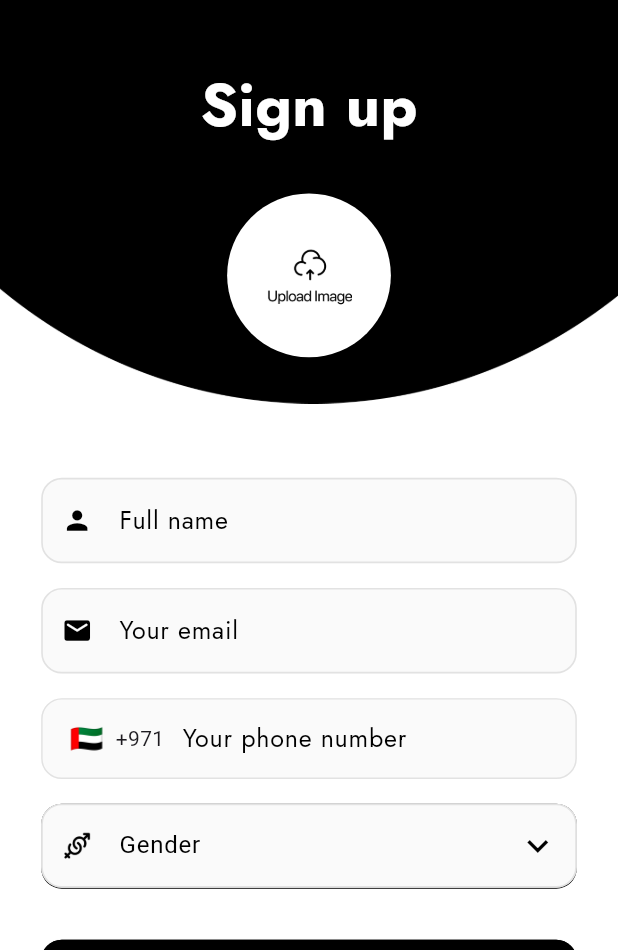
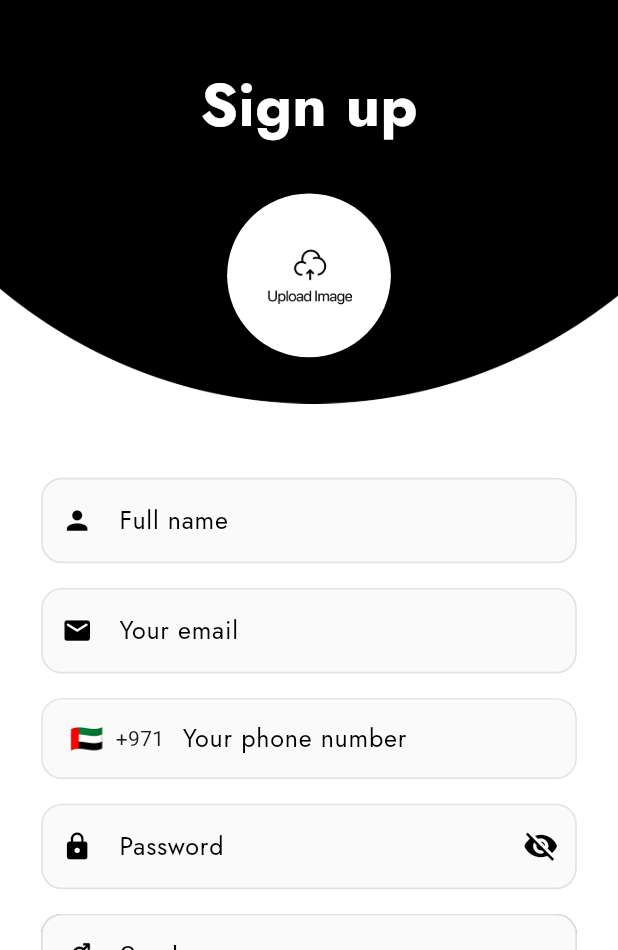
Before and after one commit to Shees-Ali1/reapiroo_firebaseapp, a Flutter app: the CustomerSignup screen opened directly, on a phone screen of 412 x 824 dp, the part 286-1236 px from its top. Run offline on Flutter 3.47's test engine with Material 3 defaults, Android fonts, the light colour scheme and no system bars; drawn by our look-alikes of intl_phone_field; our stand-ins replace animated_notch_bottom_bar, audioplayers, chewie, cloud_firestore, firebase_auth, firebase_core and 13 more; missing offline and left inert: audio_wave, flutter_sound, voice_message_package; accounts and stored records are empty; Roboto replaces fonts that are missing (jost); project files that could hold a hidden picture were left out.

Commit message:
hashir saved

```diff
--- a/lib/controllers/user_controller.dart
+++ b/lib/controllers/user_controller.dart
@@ -8,7 +8,6 @@ class UserController extends GetxController {
   RxString name=''.obs;
   RxString email=''.obs;
   RxString userImage = ''.obs;
-  RxString gender = ''.obs;
 
   Future<void> fetchUserData() async {
     try {
@@ -26,7 +25,6 @@ class UserController extends GetxController {
         if (userInfo.exists) {
           name.value = userInfo["userName"] ?? "";
           email.value = userInfo["userEmail"] ?? "";
-          gender.value = userInfo["gender"] ?? "";
           userImage.value = userInfo["image"] ?? "";
         } else {
           // User not found
--- a/lib/views/auth/signup_view/components/personal_detail.dart
+++ b/lib/views/auth/signup_view/components/personal_detail.dart
@@ -1,7 +1,6 @@
 import 'package:flutter/material.dart';
 import 'package:flutter_screenutil/flutter_screenutil.dart';
 import 'package:get/get.dart';
-import 'package:repairoo/controllers/signup_controller.dart';
 import '../../../../const/color.dart';
 import '../../../../const/text_styles.dart';
 import '../../../../controllers/tech_controller.dart';
@@ -22,13 +21,10 @@ class _PersonalDetailsFormState extends State<PersonalDetailsForm> {
   final TextEditingController email = TextEditingController();
   final TextEditingController password = TextEditingController();
   final TechController techController = Get.find();
-  final SignupController signupController = Get.find();
   String? selectedGender;
 
   @override
   Widget build(BuildContext context) {
-    print(signupController.userRole.value);
-
     return SingleChildScrollView(
       child: Column(
         crossAxisAlignment: CrossAxisAlignment.start,
--- a/lib/views/auth/signup_view/customer_signup.dart
+++ b/lib/views/auth/signup_view/customer_signup.dart
@@ -1,6 +1,5 @@
 import 'dart:io';
 
-import 'package:firebase_auth/firebase_auth.dart';
 import 'package:flutter/gestures.dart';
 import 'package:flutter/material.dart';
 import 'package:flutter_screenutil/flutter_screenutil.dart';
@@ -25,6 +24,7 @@ class CustomerSignup extends StatefulWidget {
 }
 
 class _CustomerSignupState extends State<CustomerSignup> {
+
   final SignupController signupController = Get.find<SignupController>();
   @override
   void initState() {
@@ -32,10 +32,13 @@ class _CustomerSignupState extends State<CustomerSignup> {
     super.initState();
     signupController.phonenumber.clear();
     signupController.email.clear();
+    signupController.password.clear();
+
     signupController.name.clear();
-    signupController.selectedGender.value = '';
+    signupController.selectedGender.value ='';
     // signupController.imageFile?.clear();
   }
+
 
   // void _showImageSourceDialog(BuildContext context) {
   //   showDialog(
@@ -88,6 +91,7 @@ class _CustomerSignupState extends State<CustomerSignup> {
         body: SingleChildScrollView(
           child: Column(
             children: [
+
               Container(
                 width: double.infinity,
                 decoration: BoxDecoration(
@@ -114,12 +118,7 @@ class _CustomerSignupState extends State<CustomerSignup> {
                     ),
                     SizedBox(height: 30.h),
                     GestureDetector(
-                      onTap: () {
-                        signupController.pickImageAndUpload(FirebaseAuth
-                            .instance
-                            .currentUser!
-                            .uid); // Replace 'USER_ID_HERE' dynamically
-                      },
+                      onTap: () => signupController.pickImage(),
                       child: Obx(
                             () => Container(
                           width: 106.w,
@@ -129,17 +128,14 @@ class _CustomerSignupState extends State<CustomerSignup> {
                             shape: BoxShape.circle,
                             image: signupController.imageFile.value != null
                                 ? DecorationImage(
-                                    image: FileImage(
-                                        signupController.imageFile.value!),
+                              image: FileImage(signupController.imageFile.value!),
                               fit: BoxFit.cover,
                             )
                                 : null,
                           ),
                           child: signupController.imageFile.value == null
                               ? Center(
-                                  child: signupController.isLoading.value
-                                      ? CircularProgressIndicator() // Show loader during upload
-                                      : SizedBox(
+                            child: SizedBox(
                               height: 50.h,
                               width: 50.w,
                               child: Image.asset(
@@ -152,6 +148,10 @@ class _CustomerSignupState extends State<CustomerSignup> {
                         ),
                       ),
                     ),
+
+
+
+
                     SizedBox(height: 30.h),
                   ],
                 ),
@@ -186,17 +186,18 @@ class _CustomerSignupState extends State<CustomerSignup> {
               Padding(
                 padding: EdgeInsets.symmetric(horizontal: 24.w),
                 child: IntlPhoneField(
+
                   controller: signupController.phonenumber,
                   flagsButtonPadding: EdgeInsets.only(left: 13.w),
                   cursorColor: Colors.black,
                   style: TextStyle(color: Colors.black),
                   showDropdownIcon: false,
                   decoration: InputDecoration(
+
                     hintText: 'Your phone number',
                     filled: true,
                     fillColor: Color(0xffFAFAFA),
-                    contentPadding:
-                        EdgeInsets.symmetric(horizontal: 20, vertical: 14.h),
+                    contentPadding: EdgeInsets.symmetric(horizontal: 20,vertical: 14.h),
                     counterText: '',
                     hintStyle: TextStyle(
                       color: Colors.black,
@@ -206,29 +207,40 @@ class _CustomerSignupState extends State<CustomerSignup> {
                     ),
                     enabledBorder: OutlineInputBorder(
                       borderRadius: BorderRadius.circular(13.31.r),
-                      borderSide:
-                          BorderSide(color: Color(0xffE2E2E2), width: 0.95),
+                      borderSide: BorderSide(color: Color(0xffE2E2E2),width: 0.95),
                     ),
                     focusedBorder: OutlineInputBorder(
                       borderRadius: BorderRadius.circular(13.31.r),
-                      borderSide:
-                          BorderSide(color: Color(0xffE2E2E2), width: 0.95),
+                      borderSide: BorderSide(color: Color(0xffE2E2E2),width: 0.95),
                     ),
                     border: OutlineInputBorder(
                       borderRadius: BorderRadius.circular(13.31.r),
-                      borderSide:
-                          BorderSide(color: Color(0xffE2E2E2), width: 0.95),
+                      borderSide: BorderSide(color: Color(0xffE2E2E2),width: 0.95),
                     ),
                   ),
                   initialCountryCode: 'AE',
                   onChanged: (phone) {
                     try {
-                      debugPrint(
-                          "Phone number entered: ${phone.completeNumber}");
+                      debugPrint("Phone number entered: ${phone.completeNumber}");
                     } catch (e) {
                       debugPrint("Error processing phone number: $e");
                     }
                   },
+                ),
+              ),
+              SizedBox(height: 16.h),
+
+              Padding(
+                padding: EdgeInsets.symmetric(horizontal: 24.w),
+                child: CustomInputField(
+                  label: 'Password',
+                  controller: signupController.password,
+                  obscureText: true, // Hide the password text
+                  prefixIcon: Icon(
+                    Icons.lock,
+                    color: AppColors.primary,
+                    size: 18.sp,
+                  ), // Add prefix icon here
                 ),
               ),
               SizedBox(height: 16.h),
--- a/lib/widgets/drop_down_widget.dart
+++ b/lib/widgets/drop_down_widget.dart
@@ -2,7 +2,6 @@ import 'package:flutter/material.dart';
 import 'package:flutter_screenutil/flutter_screenutil.dart';
 import 'package:get/get_state_manager/src/rx_flutter/rx_obx_widget.dart';
 import 'package:get/get.dart';
-import 'package:repairoo/controllers/signup_controller.dart';
 import '../const/color.dart';
 import '../const/text_styles.dart';
 import '../controllers/tech_controller.dart';
@@ -13,17 +12,14 @@ class GenderDropdownField extends StatelessWidget {
   final double iconHeight;
   final double iconWidth;
   final void Function(String?)? onChanged;
-  final TechController techController = Get.put(TechController());
-  final SignupController signupController = Get.put(SignupController()); // Inject the controller
-// Inject TechController
   final TechController techController = Get.find(); // Use Get.find() to ensure the same instance
 
   GenderDropdownField({
     required this.label,
     required this.iconPath,
     this.onChanged,
-    this.iconHeight = 24.0, // Default height
-    this.iconWidth = 24.0,  // Default width
+    this.iconHeight = 24.0,
+    this.iconWidth = 24.0,
   });
 
   @override
@@ -86,8 +82,6 @@ class GenderDropdownField extends StatelessWidget {
           );
         }).toList(),
         onChanged: (String? newValue) {
-          signupController.updateGender(newValue); // Update the controller on change
-          // techController.updateGender(newValue);
           if (newValue != null) {
             techController.updateGender(newValue); // Update controller
           }
```
Also changed, not shown: lib/controllers/servicecontroller.dart (+29 -26 lines), lib/controllers/signup_controller.dart (+44 -85 lines), lib/views/auth/login_view/login_screen.dart (+90 -92 lines), lib/views/auth/signup_view/role_screen.dart (+2 -8 lines), lib/views/home_screens_for_customers/customer_task_home.dart (+15 -19 lines), 1 other file. Lines whose indentation alone changed are shown as unchanged.
